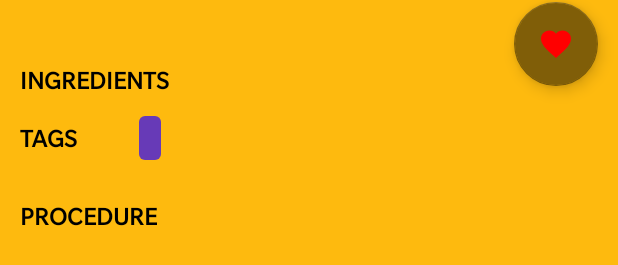
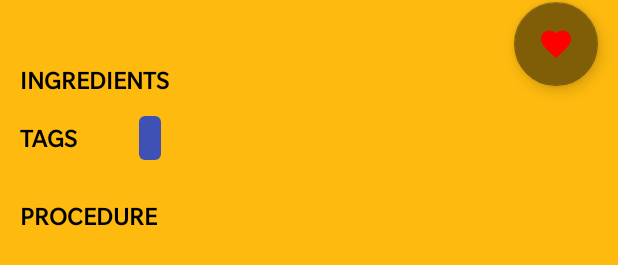
Before and after one commit to Fangzsx/cocktail-db, an Android app: the layout activity_cocktail.xml on its own in the app's theme, with its tools: preview values and no code run, on a phone screen of 412 x 824 dp. Shown: the part 346-611 px from the top of the screen. Run offline under Robolectric (Android 15) with nearby library versions, the phone set to English and light mode, and no system bars; plain views replace LightProgress.

Commit message:
stable build

```diff
--- a/app/src/main/res/layout/activity_cocktail.xml
+++ b/app/src/main/res/layout/activity_cocktail.xml
@@ -109,7 +109,7 @@
                     android:fontFamily="@font/oneplussans"
                     android:textSize="@dimen/_12ssp"
                     android:background="@drawable/tag_bg"
-                    android:backgroundTint="#673AB7"
+                    android:backgroundTint="#3F51B5"
                     android:textColor="@color/white"/>
             </LinearLayout>
 
```
